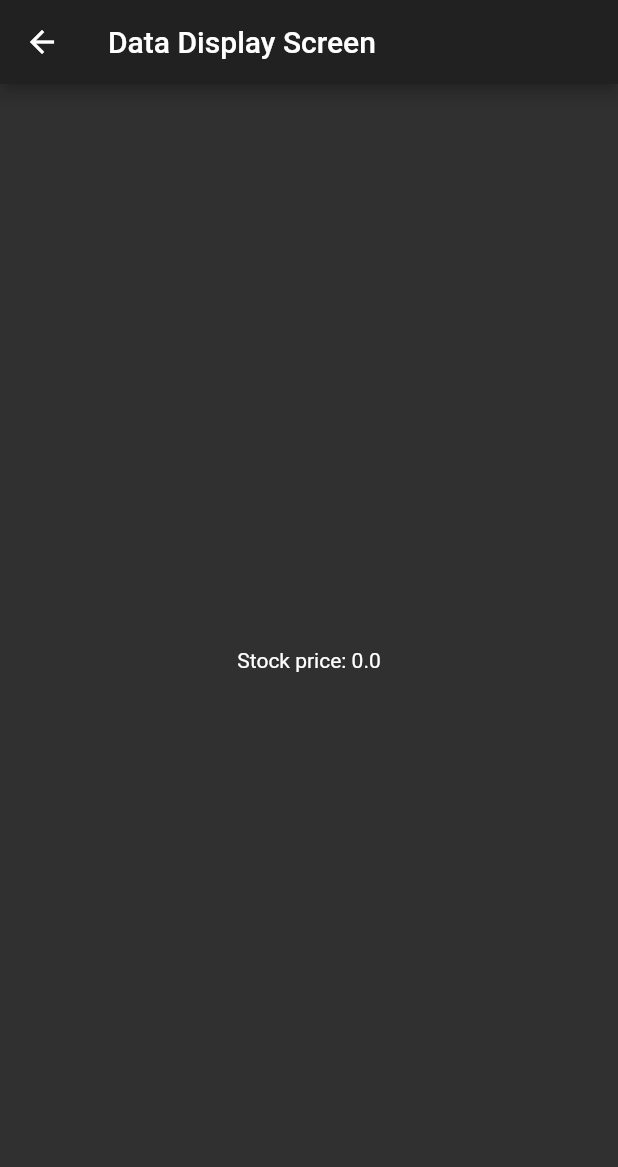
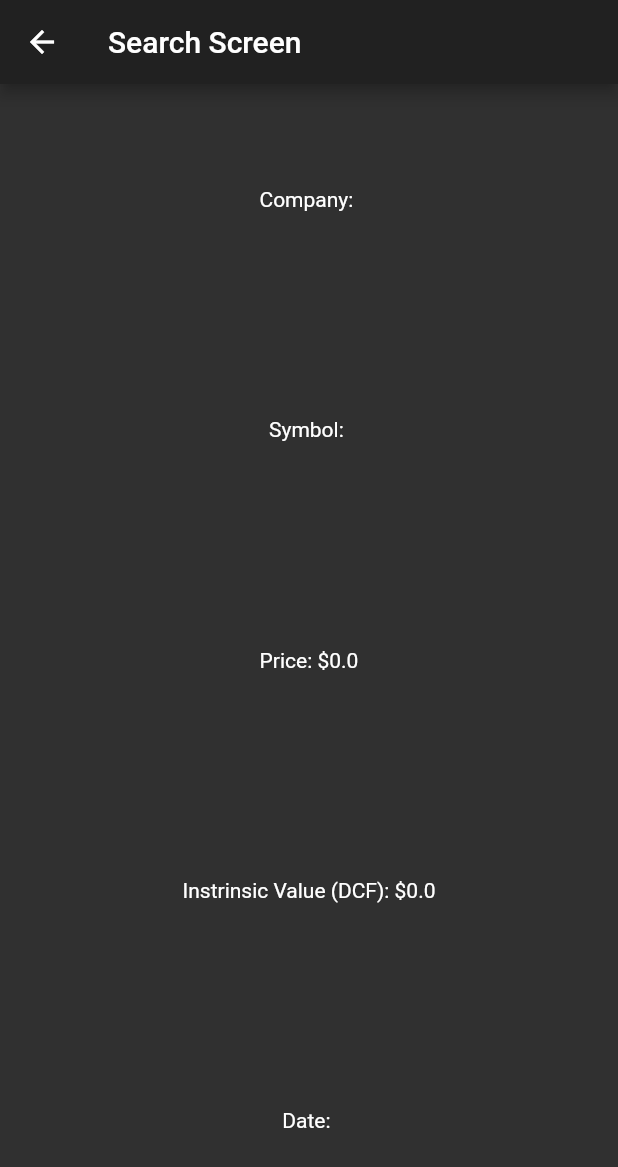
Before and after one commit to akdzmitry/financed, a Flutter app: the DataDisplayScreen screen opened directly, on a phone screen of 412 x 824 dp. Shown: the top 1167 px of the screen. Run offline on Flutter 3.47's test engine with Material 2 defaults, Android fonts, the phone set to English and light mode, and no system bars; network calls fail.

Commit message:
3rd commit

```diff
--- a/lib/screens/data_display_screen.dart
+++ b/lib/screens/data_display_screen.dart
@@ -1,3 +1,5 @@
+//import 'dart:html';
+
 import 'package:flutter/material.dart';
 import 'package:financed/services/networking.dart';
 
@@ -10,6 +12,9 @@ class DataDisplayScreen extends StatefulWidget {
 }
 
 class _DataDisplayScreenState extends State<DataDisplayScreen> {
+  String companyName = '';
+  String stockSymbol = '';
+  String dateDCF = '';
   double stockPrice = 0;
   double stockDCF = 0;
 
@@ -39,22 +44,27 @@ class _DataDisplayScreenState extends State<DataDisplayScreen> {
     setState(() {
       //update UI stock basic data
       if (basicStockData == null) {
-        stockPrice = 1;
+        stockPrice = 0;
+        stockSymbol = basicStockData[0][''];
+        companyName = basicStockData[0][''];
         return;
       }
       try {
         stockPrice = basicStockData[0]['price'];
+        stockSymbol = basicStockData[0]['symbol'];
+        companyName = basicStockData[0]['name'];
       } catch (e) {
         print(e);
       }
       //update UI stock DCF value
       if (stockDCFData == null) {
-        stockDCF = 1;
+        stockDCF = 0;
         return;
       }
       try {
-        stockDCF = stockDCFData['dcf'];
-        stockDCF = double.parse(stockDCF.toStringAsFixed(2));
+        //stockDCF = stockDCFData['dcf'];
+        stockDCF = double.parse(stockDCFData['dcf'].toStringAsFixed(2));
+        dateDCF = stockDCFData['date'];
       } catch (e) {
         print(e);
       }
@@ -65,13 +75,53 @@ class _DataDisplayScreenState extends State<DataDisplayScreen> {
   Widget build(BuildContext context) {
     return Scaffold(
       appBar: AppBar(
-        title: Text('Data Display Screen'),
+        title: Text('Search Screen'),
       ),
-      body: Center(
-        child: Text(
-          'Stock price: $stockPrice',
+      body: Container(
+        constraints: BoxConstraints.expand(),
+        child: SafeArea(
+          child: Column(
+            crossAxisAlignment: CrossAxisAlignment.stretch,
+            children: <Widget>[
+              Expanded(
+                flex: 1,
+                child: Center(
+                  child: Text('Company: $companyName'),
+                ),
+              ),
+              Expanded(
+                flex: 1,
+                child: Center(
+                  child: Text('Symbol: $stockSymbol'),
+                ),
+              ),
+              Expanded(
+                flex: 1,
+                child: Center(
+                  child: Text('Price: \$$stockPrice'),
+                ),
+              ),
+              Expanded(
+                flex: 1,
+                child: Center(
+                  child: Text('Instrinsic Value (DCF): \$$stockDCF'),
+                ),
+              ),
+              Expanded(
+                flex: 1,
+                child: Center(
+                  child: Text('Date: $dateDCF'),
+                ),
+              ),
+            ],
+          ),
         ),
       ),
     );
   }
 }
+//      body: Center(
+//        child: Text(
+//          'Stock price: $stockPrice',
+//        ),
+//      ),
```
